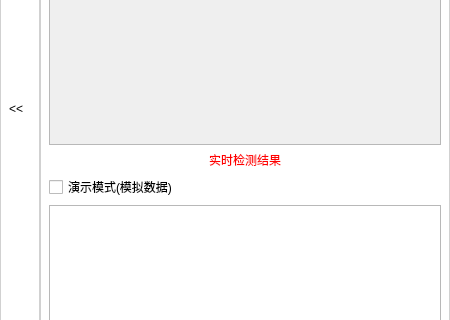
This is funlist.ui in Zyun-Eureka/project-vbox-1021 as Qt 5 draws it before an edit; both pictures show x 0 to 450 and y 188 to 508 of the 450 by 594 pixel window. The edited form follows.
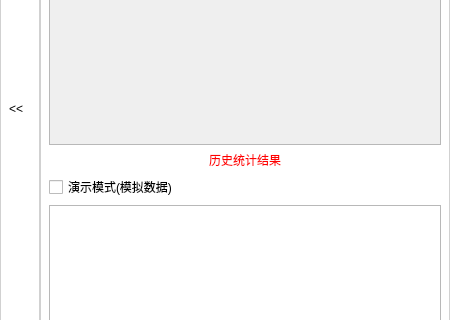
This is the edited form.

Diff of the .ui file:
```diff
--- a/funlist.ui
+++ b/funlist.ui
@@ -154,7 +154,7 @@
 color: rgb(255, 0, 0);</string>
         </property>
         <property name="text">
-         <string>实时检测结果</string>
+         <string>历史统计结果</string>
         </property>
         <property name="alignment">
          <set>Qt::AlignCenter</set>
```
